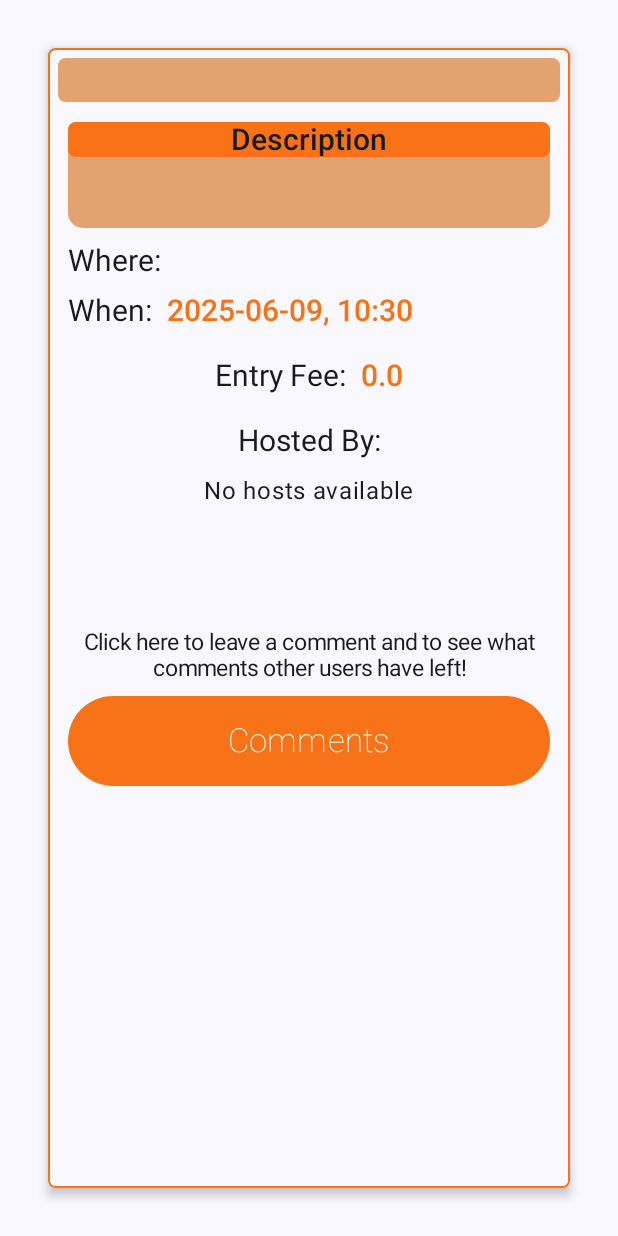
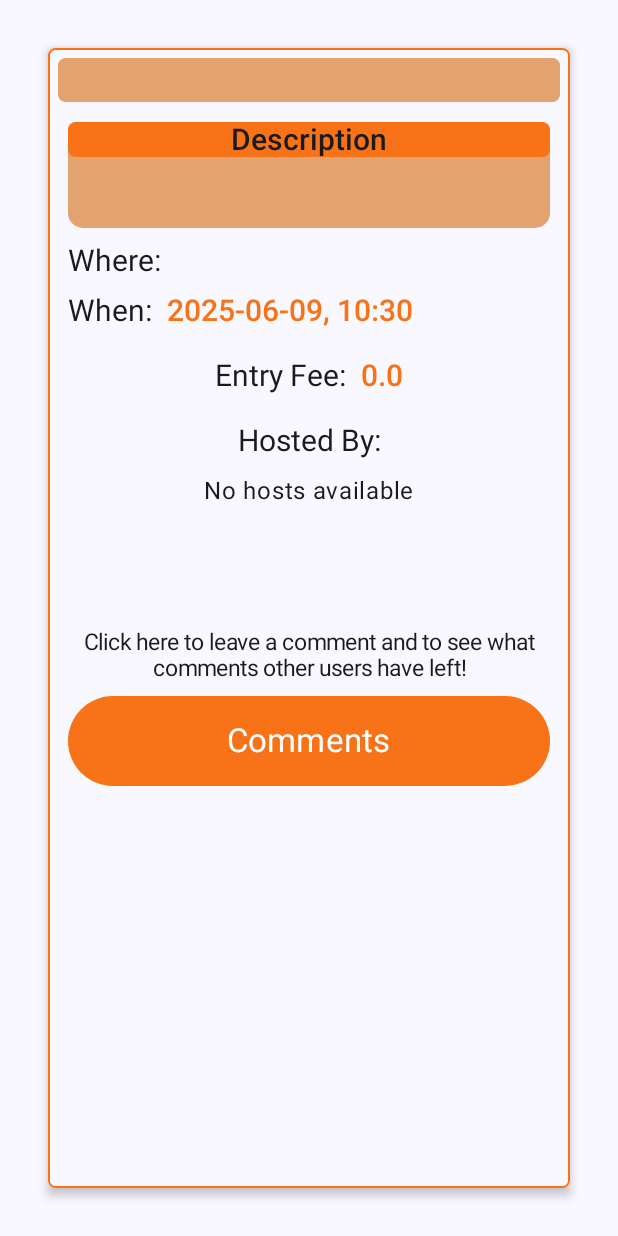
Before and after one commit to foivos-laz/Mobile_Computing_Project, an Android app built with Jetpack Compose: the composable EventDetailsPage called with empty values, on a phone screen of 412 x 824 dp. Run offline under Robolectric (Android 15) with nearby library versions, the phone set to English and light mode, and no system bars; our stand-ins replace Firebase (no records; nobody signed in at launch, a user with empty details on screens opened directly); 1 statement that could not run was skipped.

Commit message:
Ninth commit

```diff
--- a/app/src/main/java/com/example/mobilecomputingassignment/pages/EventDetailsPage.kt
+++ b/app/src/main/java/com/example/mobilecomputingassignment/pages/EventDetailsPage.kt
@@ -332,7 +332,7 @@ fun EventDetailsPage(modifier: Modifier = Modifier, eventID : String) {
                                 containerColor = Color(0xFFF87217),
                                 contentColor = Color.White)){
                             Text(text = stringResource(id = R.string.eventdetailspage_commentsbutton), fontSize = 22.sp,
-                                fontWeight = FontWeight.Thin)
+                                fontWeight = FontWeight.Normal)
                         }
                     }
 
```
